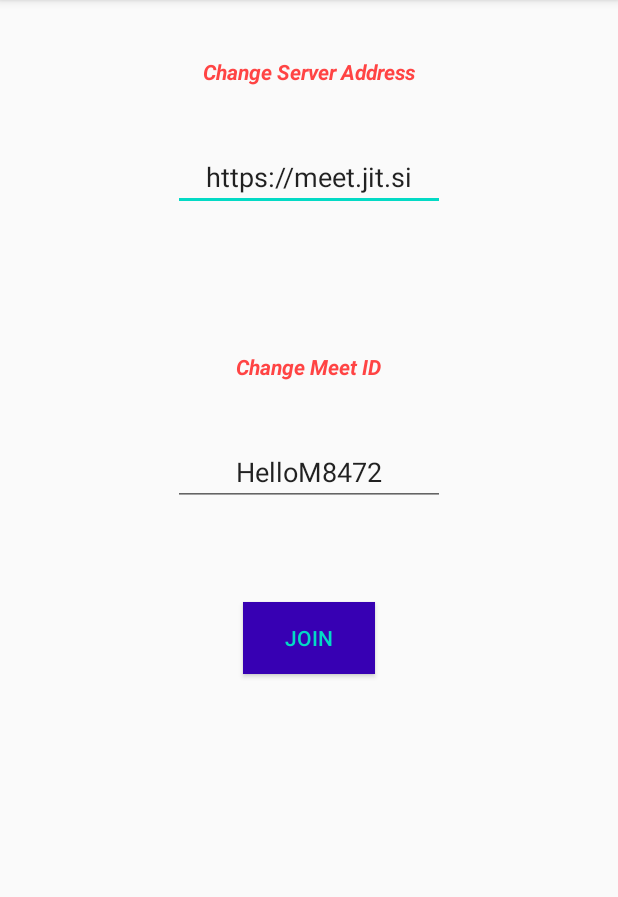
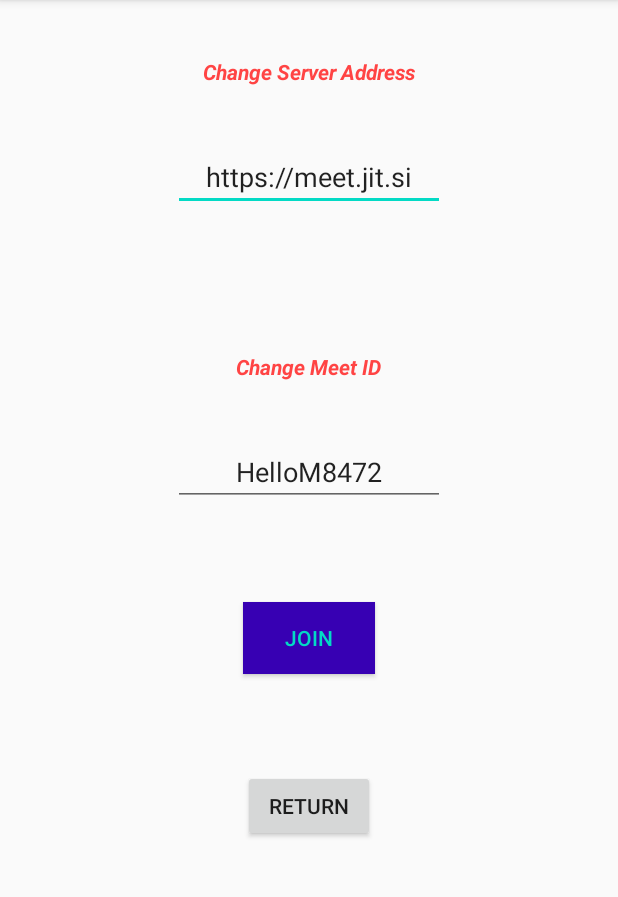
Before and after one commit to agastya-sampath/Jitsi_Setup, an Android app: the screen it shows after launch (MainActivity2), after a tap on "ENTER MEET ID", on a phone screen of 412 x 824 dp, the part 84-981 px from its top. Run offline under Robolectric (Android 15) with nearby library versions, the phone set to English and light mode, and no system bars; libraries missing offline, so code that uses them is left out: org.jitsi.meet.

Commit message:
Landscape mode changes

```diff
--- a/app/src/main/java/com/example/jitsisetup/MainActivity.java
+++ b/app/src/main/java/com/example/jitsisetup/MainActivity.java
@@ -20,6 +20,19 @@ public class MainActivity extends AppCompatActivity {
     protected void onCreate(Bundle savedInstanceState) {
         super.onCreate(savedInstanceState);
         setContentView(R.layout.activity_main);
+        Intent intent = getIntent();
+        if(intent.hasExtra("MEET_ID") && intent.hasExtra("SERVER_ADDRESS")) {
+            //String meet_id = intent.getStringExtra("MEET_ID");
+            //String server_address = intent.getStringExtra("SERVER_ADDRESS");
+            onIDReceive(intent);
+        }
+        else if(intent.hasExtra("DEFAULT")) {
+            try {
+                onDefaultClick(getCurrentFocus());
+            } catch (MalformedURLException e) {
+                e.printStackTrace();
+            }
+        }
     }
 
     public void onDefaultClick(View v) throws MalformedURLException {
@@ -39,5 +52,12 @@ public class MainActivity extends AppCompatActivity {
         startActivity(intent);
     }
 
+    public void onIDReceive(Intent intent) {
+        Intent intent2= new Intent(this, MainActivity2.class);
+        intent2.putExtra("MEET_ID",intent.getStringExtra("MEET_ID"));
+        intent2.putExtra("SERVER_ADDRESS",intent.getStringExtra("SERVER_ADDRESS"));
+        startActivity(intent2);
+    }
+
 
 }
--- a/app/src/main/res/layout/activity_main2.xml
+++ b/app/src/main/res/layout/activity_main2.xml
@@ -1,17 +1,14 @@
 <?xml version="1.0" encoding="utf-8"?>
 <ScrollView xmlns:android="http://schemas.android.com/apk/res/android"
-    xmlns:app="http://schemas.android.com/apk/res-auto"
     xmlns:tools="http://schemas.android.com/tools"
     android:layout_width="match_parent"
     android:layout_height="match_parent"
     android:fillViewport="true">
 
 
-<RelativeLayout xmlns:android="http://schemas.android.com/apk/res/android"
-    xmlns:app="http://schemas.android.com/apk/res-auto"
-    xmlns:tools="http://schemas.android.com/tools"
+<RelativeLayout
     android:layout_width="match_parent"
-    android:layout_height="match_parent"
+    android:layout_height="wrap_content"
     android:paddingLeft="16dp"
     android:paddingRight="16dp"
     tools:context=".MainActivity2">
@@ -22,10 +19,11 @@
         android:layout_height="31dp"
         android:layout_marginTop="32dp"
         android:gravity="center"
-        android:text="Change Server Address"
+        android:text="@string/change_server_address"
         android:textColor="@android:color/holo_red_light"
         android:textStyle="bold|italic"
         android:layout_centerHorizontal="true"
+        android:labelFor="@id/server_url"
          />
 
     <EditText
@@ -37,10 +35,11 @@
         android:layout_marginEnd="99dp"
         android:ems="10"
         android:gravity="center"
-        android:inputType="text"
+        android:inputType="textUri"
         android:text="@string/server_address"
         android:layout_below="@id/textView2"
-        android:layout_centerHorizontal="true"/>
+        android:layout_centerHorizontal="true"
+        android:autofillHints="Enter server address"/>
 
     <Button
         android:id="@+id/button3"
@@ -49,7 +48,7 @@
         android:layout_marginTop="64dp"
         android:background="?attr/actionModeSplitBackground"
         android:onClick="joinMeet"
-        android:text="join"
+        android:text="@string/join_string"
         android:textColor="@color/colorAccent"
         android:layout_below="@id/meet_name"
         android:layout_centerHorizontal="true"/>
@@ -66,7 +65,8 @@
         android:inputType="textPersonName"
         android:text="@string/meet_id"
         android:layout_centerHorizontal="true"
-        android:layout_below="@id/textView3"/>
+        android:layout_below="@id/textView3"
+        android:autofillHints="Enter meet ID"/>
 
     <TextView
         android:id="@+id/textView3"
@@ -74,11 +74,23 @@
         android:layout_height="31dp"
         android:layout_marginTop="88dp"
         android:gravity="center"
-        android:text="Change Meet ID"
+        android:text="@string/change_meet_id"
         android:textColor="@android:color/holo_red_light"
         android:textStyle="bold|italic"
         android:layout_below="@id/server_url"
-        android:layout_centerHorizontal="true"/>
+        android:layout_centerHorizontal="true"
+        android:labelFor="@id/meet_name"/>
+
+    <Button
+        android:id="@+id/button4"
+        android:layout_width="wrap_content"
+        android:layout_height="wrap_content"
+        android:text="@string/return_string"
+        android:layout_marginTop="64dp"
+        android:onClick="returnActivity"
+        android:layout_below="@id/button3"
+        android:layout_centerHorizontal="true"
+        />
 
 </RelativeLayout>
 </ScrollView>
--- a/app/src/main/res/values/strings.xml
+++ b/app/src/main/res/values/strings.xml
@@ -2,4 +2,8 @@
     <string name="app_name">Jitsi Setup</string>
     <string name="meet_id">HelloM8472</string>
     <string name="server_address">https://meet.jit.si</string>
+    <string name="change_meet_id">Change Meet ID</string>
+    <string name="return_string">Return</string>
+    <string name="join_string">join</string>
+    <string name="change_server_address">Change Server Address</string>
 </resources>
```
Also changed, not shown: app/src/main/java/com/example/jitsisetup/MainActivity2.java (+46 -0 lines).
